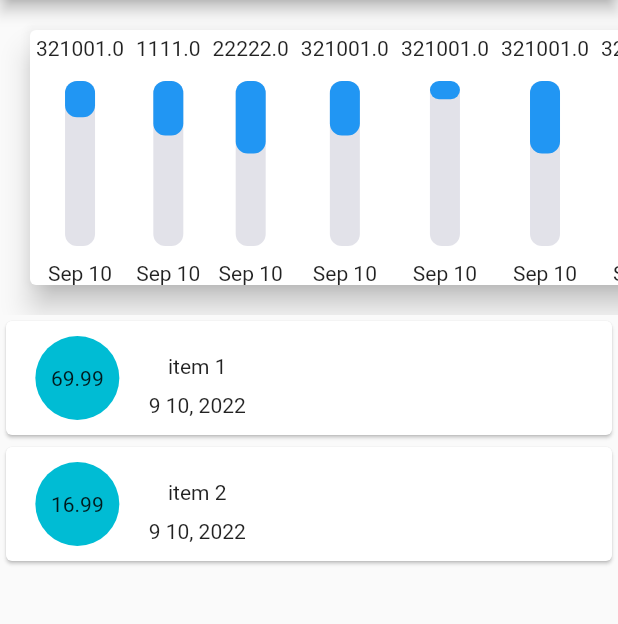
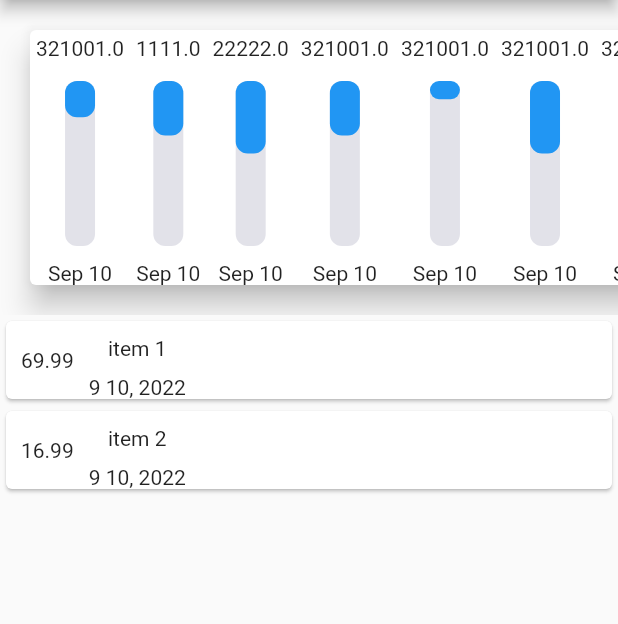
Before and after one commit to Existentio/expenses_accounting_app, a Flutter app: the screen it shows after launch, on a phone screen of 412 x 824 dp, the part 84-708 px from its top. Run offline on Flutter 3.47's test engine with Material 2 defaults, Android fonts, the light colour scheme and no system bars; drawn by our look-alikes of flutter_animation_progress_bar.

Commit message:
Revert "add boxdecoration to item expenses"
This reverts commit 247eaa00

```diff
--- a/lib/transaction_item.dart
+++ b/lib/transaction_item.dart
@@ -19,12 +19,6 @@ class TransactionItem extends StatelessWidget {
                   horizontal: 10,
                 ),
                 child: Text(tx.amount.toString()),
-
-                padding: const EdgeInsets.all(20.0),
-                decoration: BoxDecoration(
-                  shape: BoxShape.circle,
-                  color: Colors.cyan,
-                ),
               ),
               Column(children: <Widget>[
                 Container(
```
